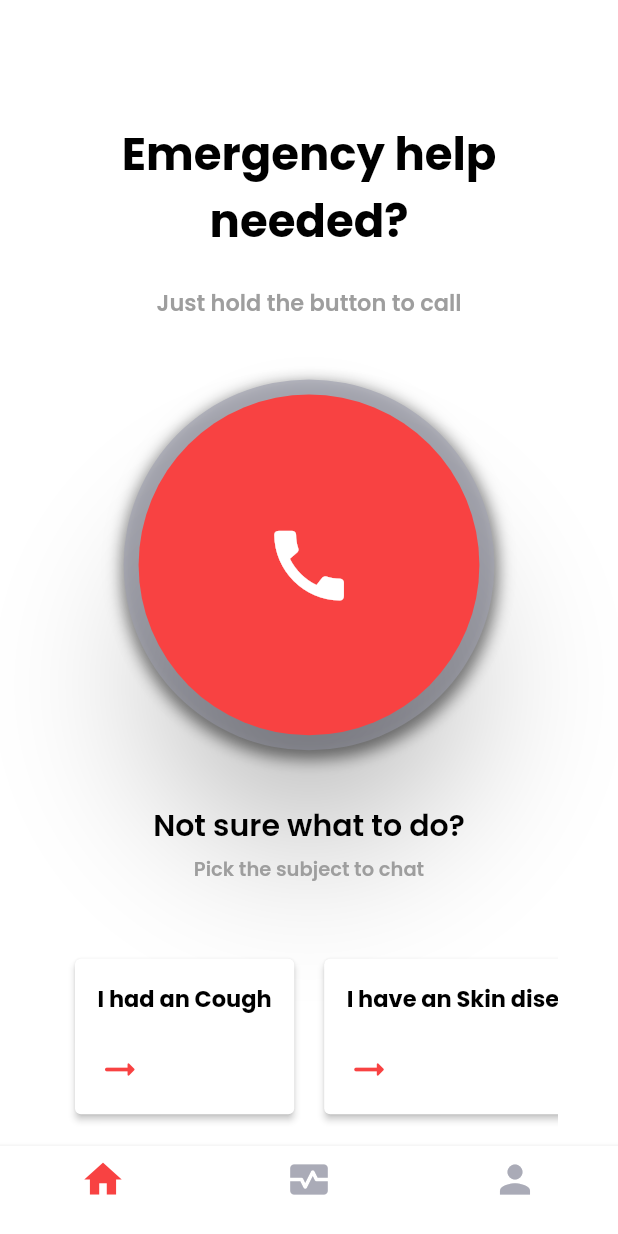
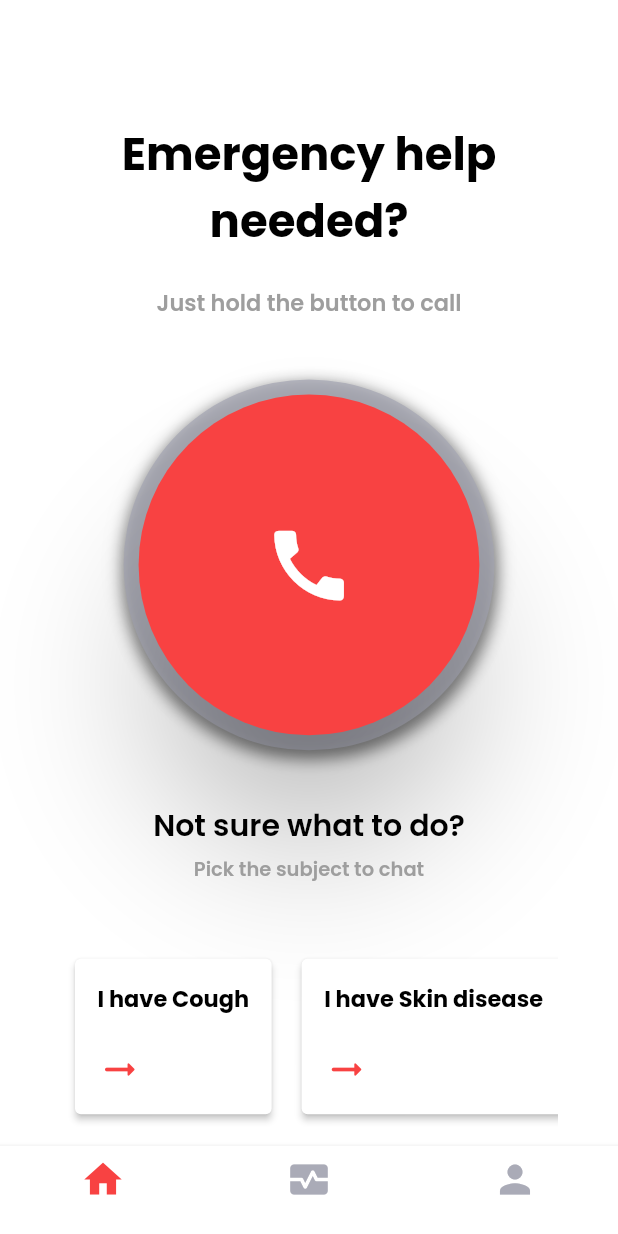
Before and after one commit to Aish1703/Pre_Hack_APP, a Flutter app: the screen it shows after launch, on a phone screen of 412 x 824 dp. Run offline on Flutter 3.47's test engine with Material 2 defaults, Android fonts, the light colour scheme and no system bars; our stand-ins replace camera, charts_flutter, flutter_chat_types, flutter_chat_ui, google_fonts, wakelock.

Commit message:
Added changes | example commands

```diff
--- a/hackelth_app/lib/pages/front_page.dart
+++ b/hackelth_app/lib/pages/front_page.dart
@@ -15,9 +15,10 @@ class FrontPage extends StatefulWidget {
 
 class _FrontPageState extends State<FrontPage> {
   List<MessageModel> models = [
-    MessageModel(text: "I had an Cough"),
-    MessageModel(text: "I have an Skin disease"),
-    MessageModel(text: "I'm feeling anxiety")
+    MessageModel(text: "I have Cough"),
+    MessageModel(text: "I have Skin disease"),
+    MessageModel(text: "I'm feeling anxiety"),
+    MessageModel(text: "I'm so lonely"),
   ];
 
   @override
```
